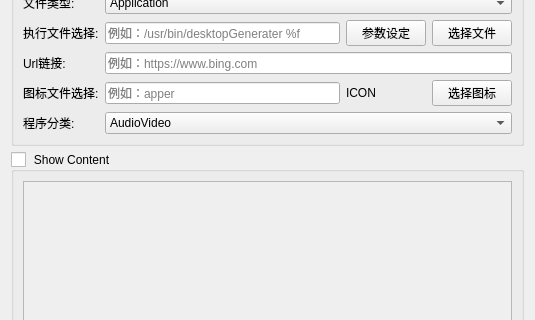
First picture: the form in src/DesktopGenerater/desktopgenerater.ui, repository zinface/z-tools, before the edit; both pictures show x 0 to 535 and y 192 to 512 of the 535 by 647 pixel window.
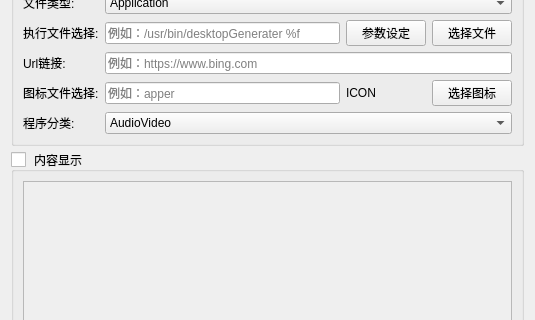
Second picture: the form after the edit. Icons and pictures are not drawn. Custom widgets are drawn as their Qt base class.

Commit message: style: 调整 ui 细节显示

Patch:
```diff
--- a/src/DesktopGenerater/desktopgenerater.ui
+++ b/src/DesktopGenerater/desktopgenerater.ui
@@ -326,7 +326,7 @@
 QGroupBox::indicator:unchecked {image: url(:/images/check.png)}</string>
      </property>
      <property name="title">
-      <string>Show Content</string>
+      <string>内容显示</string>
      </property>
      <property name="alignment">
       <set>Qt::AlignLeading|Qt::AlignLeft|Qt::AlignTop</set>
```
Left out of the diff: 9 changed lines with no effect on the pictures.
